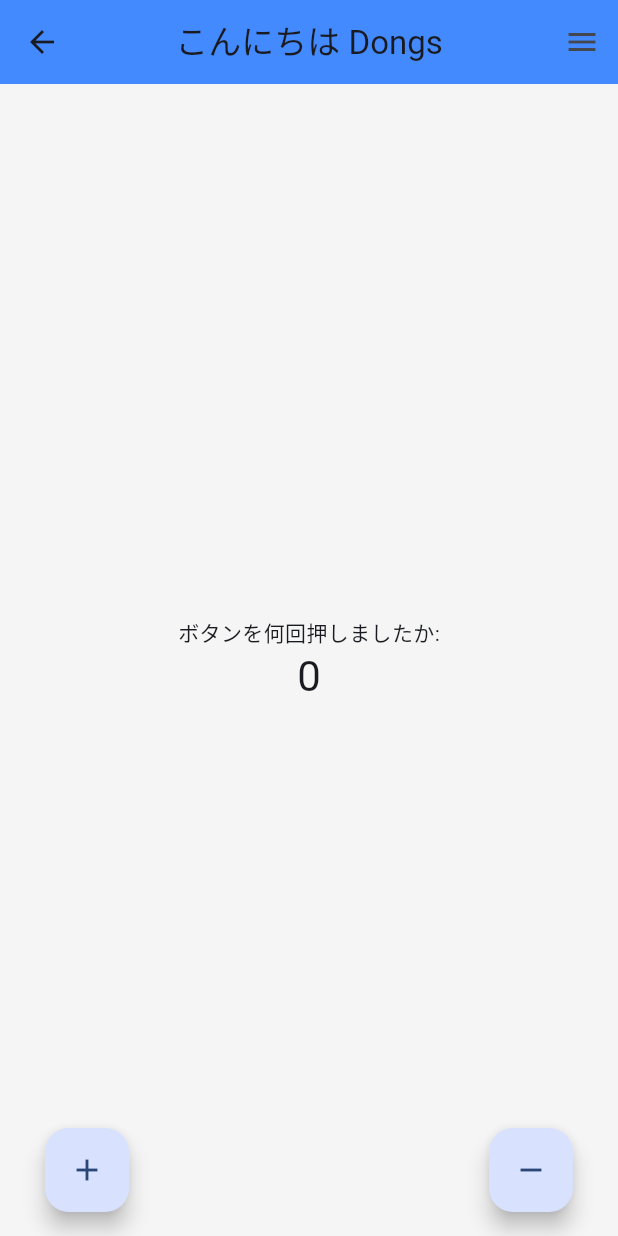
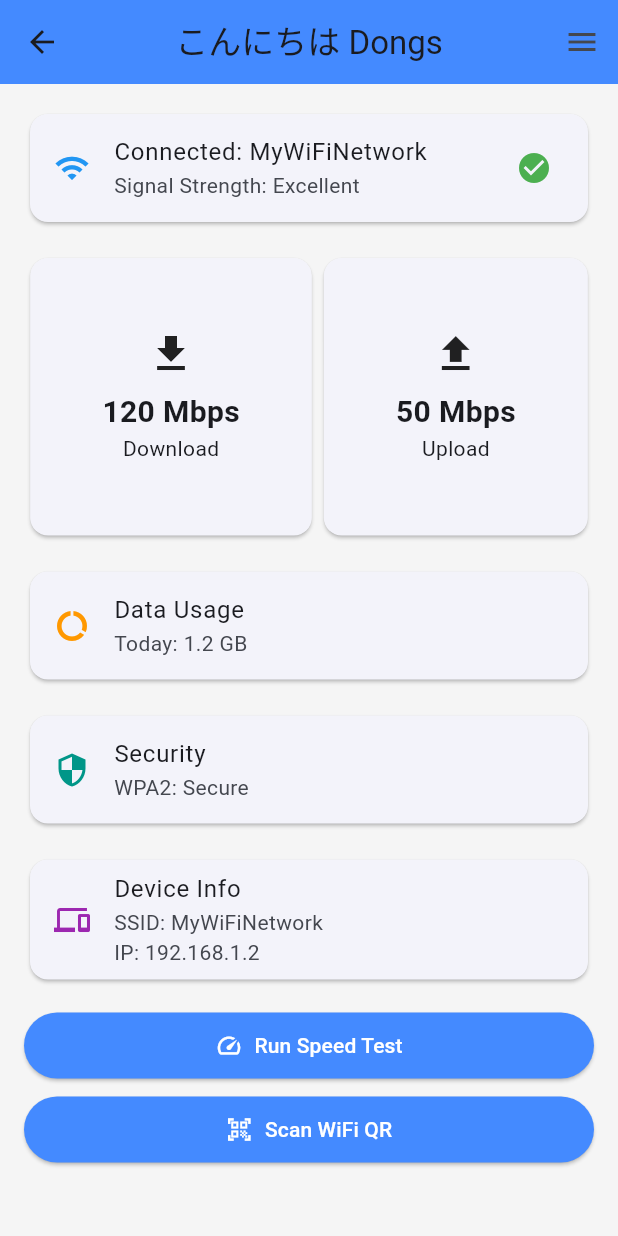
Before and after one commit to Neilz05/flutter_multi_lang, a Flutter app: the MyHomePage screen opened directly, on a phone screen of 412 x 824 dp. Run offline on Flutter 3.47's test engine with Material 3 defaults, Android fonts, the phone set to English and light mode, and no system bars; our stand-ins replace flutter_secure_storage, syncfusion_flutter_gauges; missing offline and left inert: android_intent_plus, encrypt, flutter_speed_test_plus, mobile_scanner, open_settings_plus; accounts and stored records are empty; network calls fail.

Commit message:
[Feature]: Dashboard, Speed Test, Scrollability
Description
- Changed the main page to have dashboard like view, all data are hardcoded
- Speed test implementation is done by using flutter_speed_test_plus api and syncfusion_flutter_gauges api, also added jp language for this page
- made the login page scrollable in case the screen of the user is too small

Todo
- improve dashboard to have all widgets to be scalable to make it easer to maintain

```diff
--- a/lib/l10n/app_en.arb
+++ b/lib/l10n/app_en.arb
@@ -25,5 +25,10 @@
   "settingsEnableFeatureY": "Enable Feature Y",
   "settingsChangePassword": "Change Password",
   "settingsLanguage": "Language",
-  "settingsAccount": "Account"
+  "settingsAccount": "Account",
+
+  "wifiSpeedTest": "Wifi Speed Test",
+  "wifiDownloadSpeed": "Download Speed",
+  "wifiUploadSpeed": "Upload Speed",
+  "wifiStartSpeedTest": "Start Speed Test"
 }
--- a/lib/l10n/app_ja.arb
+++ b/lib/l10n/app_ja.arb
@@ -25,5 +25,10 @@
   "settingsEnableFeatureY": "機能Yを有効にする",
   "settingsChangePassword": "パスワードを変更",
   "settingsLanguage": "言語",
-  "settingsAccount": "アカウント"
+  "settingsAccount": "アカウント",
+
+  "wifiSpeedTest": "WiFi速度テスト",
+  "wifiDownloadSpeed": "ダウンロード速度",
+  "wifiUploadSpeed": "アップロード速度",
+  "wifiStartSpeedTest": "速度テスト開始"
 }
--- a/lib/l10n/app_localizations.dart
+++ b/lib/l10n/app_localizations.dart
@@ -187,6 +187,30 @@ abstract class AppLocalizations {
   /// In en, this message translates to:
   /// **'Account'**
   String get settingsAccount;
+
+  /// No description provided for @wifiSpeedTest.
+  ///
+  /// In en, this message translates to:
+  /// **'Wifi Speed Test'**
+  String get wifiSpeedTest;
+
+  /// No description provided for @wifiDownloadSpeed.
+  ///
+  /// In en, this message translates to:
+  /// **'Download Speed'**
+  String get wifiDownloadSpeed;
+
+  /// No description provided for @wifiUploadSpeed.
+  ///
+  /// In en, this message translates to:
+  /// **'Upload Speed'**
+  String get wifiUploadSpeed;
+
+  /// No description provided for @wifiStartSpeedTest.
+  ///
+  /// In en, this message translates to:
+  /// **'Start Speed Test'**
+  String get wifiStartSpeedTest;
 }
 
 class _AppLocalizationsDelegate
--- a/lib/l10n/app_localizations_en.dart
+++ b/lib/l10n/app_localizations_en.dart
@@ -54,4 +54,16 @@ class AppLocalizationsEn extends AppLocalizations {
 
   @override
   String get settingsAccount => 'Account';
+
+  @override
+  String get wifiSpeedTest => 'Wifi Speed Test';
+
+  @override
+  String get wifiDownloadSpeed => 'Download Speed';
+
+  @override
+  String get wifiUploadSpeed => 'Upload Speed';
+
+  @override
+  String get wifiStartSpeedTest => 'Start Speed Test';
 }
--- a/lib/main.dart
+++ b/lib/main.dart
@@ -1,4 +1,6 @@
+import 'package:flutter/foundation.dart';
 import 'package:flutter/material.dart';
+import 'package:flutter_application_1/widgets/widgets.dart';
 import 'package:flutter_localizations/flutter_localizations.dart';
 
 import 'package:flutter_application_1/constants.dart';
@@ -7,9 +9,18 @@ import 'package:flutter_application_1/login.dart';
 import 'package:flutter_application_1/settings_page.dart';
 import 'package:flutter_application_1/wifi_welcome_page.dart';
 import 'package:flutter_application_1/utils/utils.dart';
+import 'package:flutter_application_1/wifi_speed_test.dart';
+import 'package:flutter_application_1/wifi_qr_page.dart';
 
 void main() {
   runApp(const MyApp());
+}
+
+class SubtitleLine {
+  final String label;
+  final String value;
+
+  SubtitleLine(this.label, this.value);
 }
 
 class MyApp extends StatelessWidget {
@@ -62,71 +73,23 @@ class MyHomePage extends StatefulWidget {
 }
 
 class _MyHomePageState extends State<MyHomePage> {
-  int _counter = 0;
-
-  void _incrementCounter() {
-    setState(() {
-      // This call to setState tells the Flutter framework that something has
-      // changed in this State, which causes it to rerun the build method below
-      // so that the display can reflect the updated values. If we changed
-      // _counter without calling setState(), then the build method would not be
-      // called again, and so nothing would appear to happen.
-      _counter++;
-    });
-  }
-
   @override
   Widget build(BuildContext context) {
-    // This method is rerun every time setState is called, for instance as done
-    // by the _incrementCounter method above.
-    //
-    // The Flutter framework has been optimized to make rerunning build methods
-    // fast, so that you can just rebuild anything that needs updating rather
-    // than having to individually change instances of widgets.
     return Scaffold(
       appBar: AppBar(
-        // TRY THIS: Try changing the color here to a specific color (to
-        // Colors.amber, perhaps?) and trigger a hot reload to see the AppBar
-        // change color while the other colors stay the same.
         backgroundColor: Colors.blueAccent,
-        // Here we take the value from the MyHomePage object that was created by
-        // the App.build method, and use it to set our appbar title.
-        // title: Text(widget.title),
-        // title: Text(AppLocalizations.of(context)!.helloWorld),
-        // title: Text(context.lang.helloWorld),
         title: Text(context.lang.hello("Dongs")),
-        // title: Text(AppLocalizations.of(context)!.hello('Dongs')),
         centerTitle: true,
       ),
       endDrawer: Drawer(
         child: ListView(
-          padding: EdgeInsets.zero,
           children: [
-            // const Drawer(
-            //   child: DrawerHeader(
-            //     decoration: BoxDecoration(color: Colors.blueAccent),
-            //     child: Text('Menu'),
-            //   ),
-            // ),
             const UserAccountsDrawerHeader(
               accountName: Text("Admin"),
               // accountEmail: const SizedBox.shrink(),
               accountEmail: Text("sercomm.com"),
               currentAccountPicture: FlutterLogo(),
             ),
-            // const DrawerHeader(
-            // decoration: BoxDecoration(color: Colors.blueAccent),
-            // child: Text('Menu'),
-            // ),
-            // SizedBox(
-            //   // height: 100,
-            //   child: Container(
-            //     decoration: BoxDecoration(color: Colors.blueAccent),
-            //     // margin: EdgeInsets.all(0.0),
-            //     // padding: EdgeInsets.all(0.0),
-            //     child: Center(child: Text('Headers')),
-            //   ),
-            // ),
             ListTile(
               leading: Icon(Icons.settings),
               title: Text(context.lang.settings),
@@ -143,15 +106,6 @@ class _MyHomePageState extends State<MyHomePage> {
             ),
             ListTile(
               leading: Icon(Icons.settings),
-              title: Text(context.lang.reset),
-              onTap: () {
-                setState(() {
-                  _counter = 0;
-                });
-              },
-            ),
-            ListTile(
-              leading: Icon(Icons.settings),
               title: Text(context.lang.logout),
               onTap: () {
                 navigateAndReplace(context, LoginPage());
@@ -160,103 +114,163 @@ class _MyHomePageState extends State<MyHomePage> {
           ],
         ),
       ),
-      // body: Center(
-      //   child: Column(
-      //     mainAxisAlignment: MainAxisAlignment.center,
-      //     children: <Widget>[
-      //       const Text('You have pushed the button this many times:'),
-      //       Text(
-      //         '$_counter',
-      //         style: Theme.of(context).textTheme.headlineMedium,
-      //       ),
-      //       TextButton(
-      //         onPressed: () {
-      //           // Handle text button press
-      //         },
-      //         child: Text('Text Button'),
-      //       ),
-      //     ],
-      //   ),
-      // ),
-      body: Column(
+
+      //body simulating a wifi dashboard page, all data are hardcoded for now
+      body: ListView(
+        padding: EdgeInsets.all(16),
         children: [
-          Expanded(
-            child: Center(
-              child: Column(
-                mainAxisSize:
-                    MainAxisSize.min, // Content wraps tightly and centers
-                children: <Widget>[
-                  Text(AppLocalizations.of(context)!.counterMessage),
-                  // const Text('You have pushed the button this many times:'),
-                  Text(
-                    '$_counter',
-                    style: Theme.of(context).textTheme.headlineMedium,
-                  ),
-                ],
+          SummaryCard(
+            leadingIconData: Icons.wifi,
+            leadingIconColor: Colors.blue,
+            title: 'Connected: MyWiFiNetwork',
+            subtitles: [SubtitleLine('Signal Strength', 'Excellent')],
+            trailingIconData: Icons.check_circle,
+            trailingIconColor: Colors.green,
+          ),
+          const SizedBox(height: 16),
+          Row(
+            mainAxisAlignment: MainAxisAlignment.center,
+            children: [
+              _SpeedCard(
+                label: "Download",
+                value: "120",
+                unit: "Mbps",
+                icon: Icons.download,
               ),
+              _SpeedCard(
+                label: "Upload",
+                value: "50",
+                unit: "Mbps",
+                icon: Icons.upload,
+              ),
+            ],
+          ),
+          const SizedBox(height: 16),
+          SummaryCard(
+            leadingIconData: Icons.data_usage,
+            leadingIconColor: Colors.orange,
+            title: 'Data Usage',
+            subtitles: [SubtitleLine('Today', '1.2 GB')],
+          ),
+          const SizedBox(height: 16),
+          SummaryCard(
+            leadingIconData: Icons.security,
+            leadingIconColor: Colors.teal,
+            title: 'Security',
+            subtitles: [SubtitleLine('WPA2', 'Secure')],
+          ),
+          const SizedBox(height: 16),
+          SummaryCard(
+            leadingIconData: Icons.devices,
+            leadingIconColor: Colors.purple,
+            title: "Device Info",
+            subtitles: [
+              SubtitleLine('SSID', 'MyWiFiNetwork'),
+              SubtitleLine('IP', '192.168.1.2'),
+            ],
+          ),
+          const SizedBox(height: 16),
+          ElevatedButton.icon(
+            onPressed: () {
+              navigateTo(context, WifiSpeedTest());
+            },
+            icon: Icon(Icons.speed),
+            label: Text('Run Speed Test'),
+            style: ElevatedButton.styleFrom(
+              backgroundColor: Colors.blueAccent,
+              foregroundColor: Colors.white,
+              padding: EdgeInsets.symmetric(horizontal: 32, vertical: 12),
             ),
           ),
-          // Padding(
-          //   // padding: const EdgeInsets.all(40.0),
-          //   padding: const EdgeInsets.only(
-          //     top: 40.0,
-          //     right: 40.0,
-          //     bottom: 40.0,
-          //     left: 20.0,
-          //   ),
-          //   child: Align(
-          //     alignment: Alignment.bottomLeft,
-          //     child: TextButton(
-          //       style: TextButton.styleFrom(
-          //         padding: const EdgeInsets.all(16.0),
-          //         backgroundColor: Colors.red,
-          //         foregroundColor: Colors.white,
-          //         shape: RoundedRectangleBorder(
-          //           borderRadius: BorderRadius.circular(8),
-          //         ),
-          //       ),
-          //       onPressed: () {
-          //         setState(() {
-          //           _counter = 0;
-          //         });
-          //         // Handle text button press
-          //       },
-          //       child: Text('Reset count'),
-          //     ),
-          //   ),
-          // ),
+          const SizedBox(height: 8),
+          ElevatedButton.icon(
+            onPressed: () {
+              navigateTo(context, WifiQrPage());
+            },
+            icon: Icon(Icons.qr_code_scanner),
+            label: Text('Scan WiFi QR'),
+            style: ElevatedButton.styleFrom(
+              backgroundColor: Colors.blueAccent,
+              foregroundColor: Colors.white,
+              padding: EdgeInsets.symmetric(horizontal: 32, vertical: 12),
+            ),
+          ),
         ],
       ),
-      floatingActionButtonLocation: FloatingActionButtonLocation.centerFloat,
-      floatingActionButton: Padding(
-        padding: const EdgeInsets.symmetric(horizontal: 30.0),
-        child: Row(
-          mainAxisAlignment: MainAxisAlignment.spaceBetween,
+    );
+  }
+}
+
+class SummaryCard extends StatelessWidget {
+  final String title;
+  final List<SubtitleLine>
+  subtitles; // we use a list of the class subtitleLine to make it easier to add multiple lines
+  final IconData? leadingIconData;
+  final Color? leadingIconColor;
+  final IconData? trailingIconData;
+  final Color? trailingIconColor;
+
+  const SummaryCard({
+    super.key,
+    required this.title,
+    required this.subtitles,
+    this.leadingIconData,
+    this.leadingIconColor,
+    this.trailingIconData,
+    this.trailingIconColor,
+  });
+
+  @override
+  Widget build(BuildContext context) {
+    return Card(
+      child: ListTile(
+        leading: leadingIconData != null
+            ? Icon(leadingIconData, color: leadingIconColor ?? Colors.purple)
+            : null,
+        title: Text(title),
+        subtitle: Text(
+          subtitles.map((line) => '${line.label}: ${line.value}').join('\n'),
+        ),
+        trailing: trailingIconData != null
+            ? Icon(trailingIconData, color: trailingIconColor ?? Colors.purple)
+            : null,
+      ),
+    );
+  }
+}
+
+class _SpeedCard extends StatelessWidget {
+  final String label;
+  final String value;
+  final String unit;
+  final IconData icon;
+
+  const _SpeedCard({
+    required this.label,
+    required this.value,
+    required this.unit,
+    required this.icon,
+    Key? key,
+  }) : super(key: key);
+
+  @override
+  Widget build(BuildContext context) {
+    return Card(
+      child: Padding(
+        padding: const EdgeInsets.all(48.0),
+        child: Column(
+          mainAxisSize: MainAxisSize.min,
           children: [
-            FloatingActionButton(
-              heroTag: 'increment_btn',
-              onPressed: _incrementCounter,
-              tooltip: 'Increment',
-              child: const Icon(Icons.add),
+            Icon(icon, size: 32),
+            const SizedBox(height: 8),
+            Text(
+              '$value $unit',
+              style: TextStyle(fontSize: 20, fontWeight: FontWeight.bold),
             ),
-            FloatingActionButton(
-              heroTag: 'decrement_btn',
-              onPressed: () {
-                setState(() {
-                  _counter--;
-                });
-              },
-              tooltip: 'Decrement',
-              child: const Icon(Icons.remove),
-            ),
+            Text(label),
           ],
         ),
       ),
-      // floatingActionButton: FloatingActionButton(
-      //   onPressed: _incrementCounter,
-      //   tooltip: 'Increment',
-      //   child: const Icon(Icons.add),
-      // ), // This trailing comma makes auto-formatting nicer for build methods.
     );
   }
 }
--- a/lib/utils/utils.dart
+++ b/lib/utils/utils.dart
@@ -18,7 +18,7 @@ void navigateAndReplace(BuildContext context, Widget page) {
 
 bool isMmobileLayout(BuildContext context) {
   final width = MediaQuery.of(context).size.width;
-  return width < 600; // Example threshold for mobile layout
+  return width < 1200; // Example threshold for mobile layout
 }
 
 extension LocalizationHelper on BuildContext {
--- a/lib/widgets/widgets.dart
+++ b/lib/widgets/widgets.dart
@@ -65,7 +65,10 @@ class PrimaryElevatedButton extends StatelessWidget {
           padding: EdgeInsets.symmetric(horizontal: 32, vertical: 12),
         ),
         onPressed: onPressed,
-        child: Text(text),
+        child: Text(
+          text,
+          style: TextStyle(fontSize: 16, fontWeight: FontWeight.bold),
+        ),
       ),
     );
   }
--- a/pubspec.yaml
+++ b/pubspec.yaml
@@ -45,6 +45,7 @@ dependencies:
   android_intent_plus: ^6.0.0
   open_settings_plus: ^0.4.0
   flutter_speed_test_plus: ^1.0.10
+  syncfusion_flutter_gauges: ^31.1.19
 
 dev_dependencies:
   flutter_test:
```
Also changed, not shown: lib/l10n/app_localizations_ja.dart (+12 -0 lines), lib/login.dart (+12 -4 lines), lib/wifi_speed_test.dart (+124 -17 lines), pubspec.lock, 1 other file.
